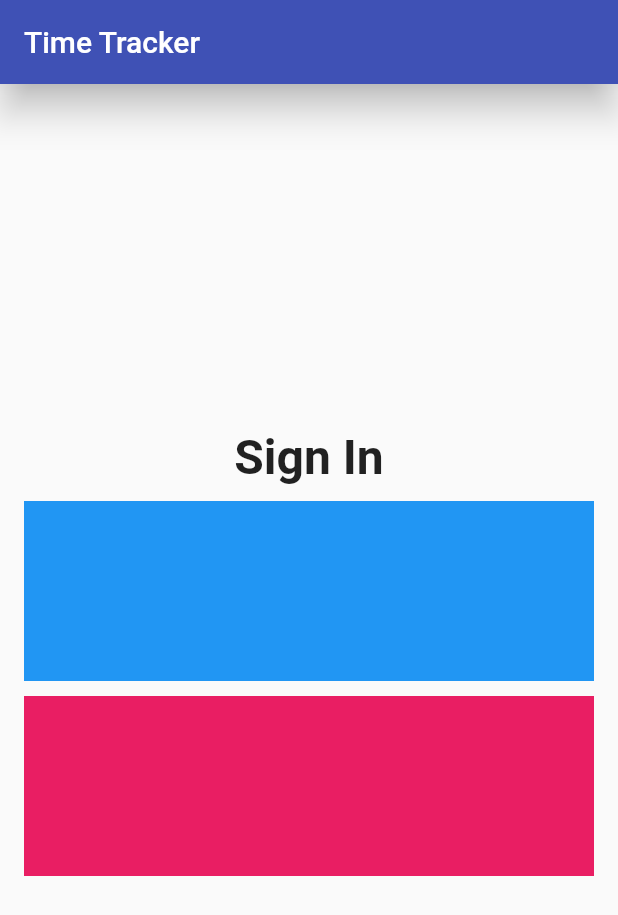
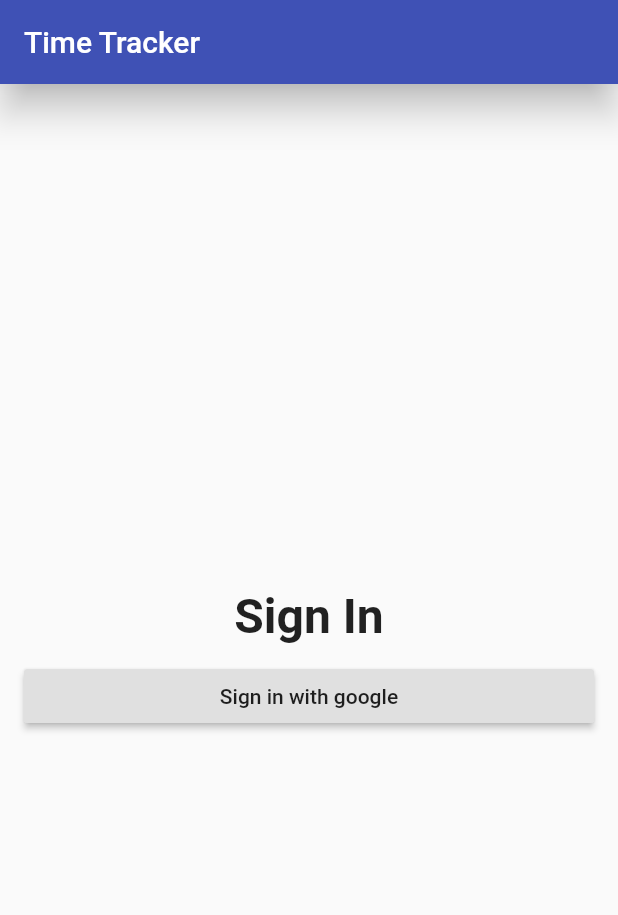
Before and after one commit to SharjeelMoqrabKhan/time_tracker_flutter_course, a Flutter app: the screen it shows after launch, on a phone screen of 412 x 824 dp. Shown: the top 915 px of the screen. Run offline on Flutter 3.47's test engine with Material 2 defaults, Android fonts, the phone set to English and light mode, and no system bars.

Commit message:
Adding the first button

```diff
--- a/lib/app/sign_in/sign_in_page.dart
+++ b/lib/app/sign_in/sign_in_page.dart
@@ -28,23 +28,9 @@ class SignInPage extends StatelessWidget {
             SizedBox(
               height: 10.0,
             ),
-            Container(
-              child: SizedBox(
-                height: 120,
-              ),
-              color: Colors.blue,
-            ),
-            SizedBox(
-              height: 10.0,
-            ),
-            Container(
-              child: SizedBox(
-                height: 120,
-              ),
-              color: Colors.pink,
-            ),
-            SizedBox(
-              height: 10.0,
+            RaisedButton(
+              onPressed: () => print("clicked"),
+              child: Text("Sign in with google"),
             ),
           ],
         ),
```
